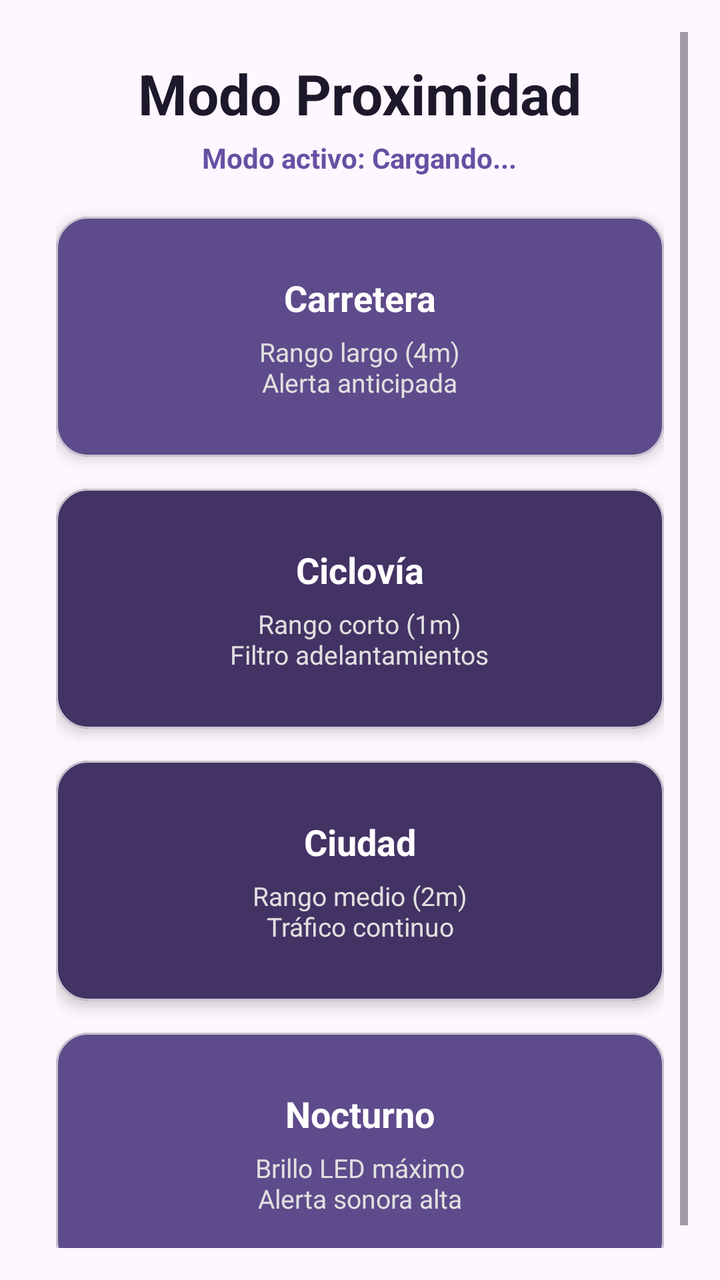
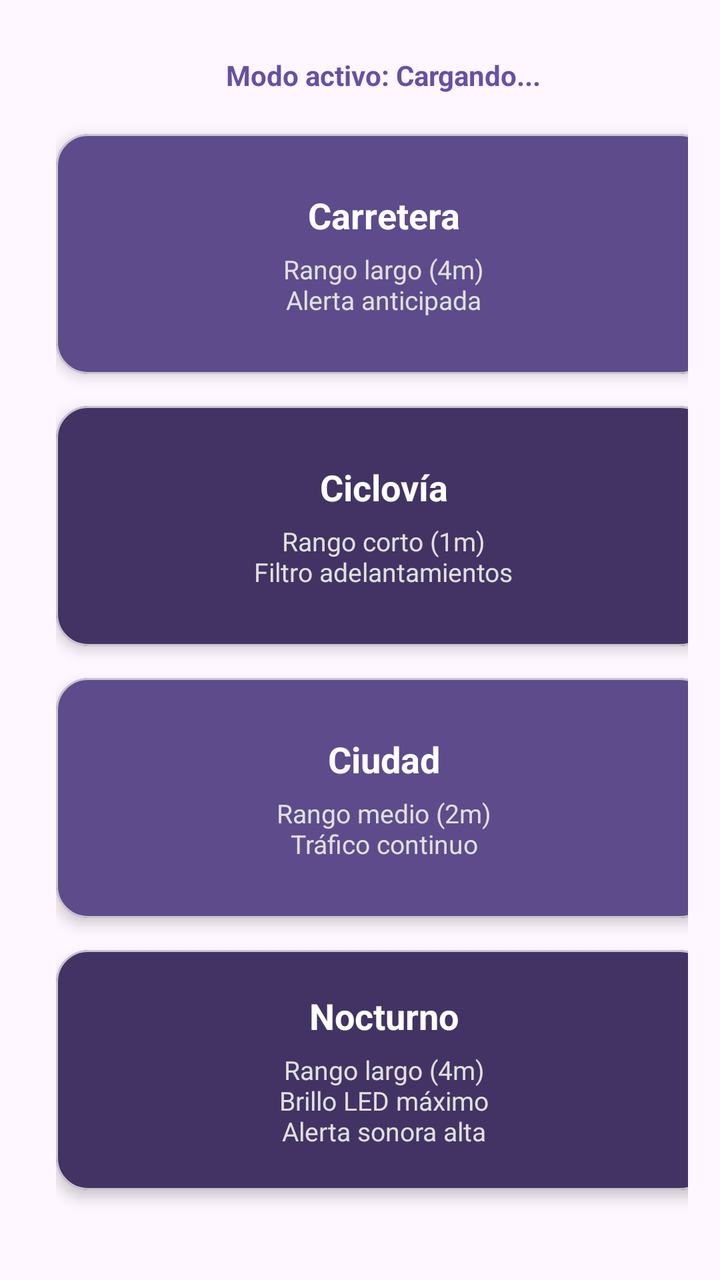

Before-and-after screenshots of an Android layout around one commit, followed by the original layout XML and the change that was made.
<!-- AndroidManifest.xml: application theme Theme.BikeLight -->
<!-- res/layout/fragment_modo_proximidad.xml -->
<?xml version="1.0" encoding="utf-8"?>
<ScrollView xmlns:android="http://schemas.android.com/apk/res/android"
    xmlns:app="http://schemas.android.com/apk/res-auto"
    android:layout_width="match_parent"
    android:layout_height="match_parent"
    android:fillViewport="true"
    android:padding="16dp">

    <LinearLayout
        android:layout_width="match_parent"
        android:layout_height="wrap_content"
        android:orientation="vertical"
        android:layout_margin="12dp">

        <TextView
            android:layout_width="wrap_content"
            android:layout_height="wrap_content"
            android:layout_gravity="center_horizontal"
            android:text="Modo Proximidad"
            android:textSize="28sp"
            android:textStyle="bold"
            android:textColor="@color/bikelight_text_dark"
            android:layout_marginBottom="4dp" />

        <TextView
            android:id="@+id/tvModoSeleccionado"
            android:layout_width="wrap_content"
            android:layout_height="wrap_content"
            android:layout_gravity="center_horizontal"
            android:text="Modo activo: Cargando..."
            android:textSize="14sp"
            android:textColor="@color/bikelight_primary"
            android:textStyle="bold"
            android:layout_marginBottom="20dp" />

        
        <com.google.android.material.card.MaterialCardView
            android:id="@+id/cardModoCarretera"
            android:layout_width="match_parent"
            android:layout_height="120dp"
            android:layout_marginBottom="16dp"
            app:cardCornerRadius="16dp"
            app:cardElevation="4dp"
            app:cardBackgroundColor="@color/bikelight_card">

            <LinearLayout
                android:layout_width="match_parent"
                android:layout_height="match_parent"
                android:gravity="center"
                android:orientation="vertical"
                android:padding="12dp">

                <TextView
                    android:layout_width="wrap_content"
                    android:layout_height="wrap_content"
                    android:text="Carretera"
                    android:textColor="@color/white"
                    android:textStyle="bold"
                    android:textSize="18sp" />

                <TextView
                    android:id="@+id/tvDescCarretera"
                    android:layout_width="wrap_content"
                    android:layout_height="wrap_content"
                    android:text="Rango largo (4m)\nAlerta anticipada"
                    android:textColor="#E0E0E0"
                    android:textSize="13sp"
                    android:gravity="center"
                    android:layout_marginTop="6dp" />
            </LinearLayout>
        </com.google.android.material.card.MaterialCardView>

        
        <com.google.android.material.card.MaterialCardView
            android:id="@+id/cardModoCiclovia"
            android:layout_width="match_parent"
            android:layout_height="120dp"
            android:layout_marginBottom="16dp"
            app:cardCornerRadius="16dp"
            app:cardElevation="4dp"
            app:cardBackgroundColor="@color/bikelight_card_dark">

            <LinearLayout
                android:layout_width="match_parent"
                android:layout_height="match_parent"
                android:gravity="center"
                android:orientation="vertical"
                android:padding="12dp">

                <TextView
                    android:layout_width="wrap_content"
                    android:layout_height="wrap_content"
                    android:text="Ciclovía"
                    android:textColor="@color/white"
                    android:textStyle="bold"
                    android:textSize="18sp" />

                <TextView
                    android:id="@+id/tvDescCiclovia"
                    android:layout_width="wrap_content"
                    android:layout_height="wrap_content"
                    android:text="Rango corto (1m)\nFiltro adelantamientos"
                    android:textColor="#E0E0E0"
                    android:textSize="13sp"
                    android:gravity="center"
                    android:layout_marginTop="6dp" />
            </LinearLayout>
        </com.google.android.material.card.MaterialCardView>

        
        <com.google.android.material.card.MaterialCardView
            android:id="@+id/cardModoCiudad"
            android:layout_width="match_parent"
            android:layout_height="120dp"
            android:layout_marginBottom="16dp"
            app:cardCornerRadius="16dp"
            app:cardElevation="4dp"
            app:cardBackgroundColor="@color/bikelight_card_dark">

            <LinearLayout
                android:layout_width="match_parent"
                android:layout_height="match_parent"
                android:gravity="center"
                android:orientation="vertical"
                android:padding="12dp">

                <TextView
                    android:layout_width="wrap_content"
                    android:layout_height="wrap_content"
                    android:text="Ciudad"
                    android:textColor="@color/white"
                    android:textStyle="bold"
                    android:textSize="18sp" />

                <TextView
                    android:id="@+id/tvDescCiudad"
                    android:layout_width="wrap_content"
                    android:layout_height="wrap_content"
                    android:text="Rango medio (2m)\nTráfico continuo"
                    android:textColor="#E0E0E0"
                    android:textSize="13sp"
                    android:gravity="center"
                    android:layout_marginTop="6dp" />
            </LinearLayout>
        </com.google.android.material.card.MaterialCardView>

        
        <com.google.android.material.card.MaterialCardView
            android:id="@+id/cardModoNocturno"
            android:layout_width="match_parent"
            android:layout_height="120dp"
            android:layout_marginBottom="16dp"
            app:cardCornerRadius="16dp"
            app:cardElevation="4dp"
            app:cardBackgroundColor="@color/bikelight_card">

            <LinearLayout
                android:layout_width="match_parent"
                android:layout_height="match_parent"
                android:gravity="center"
                android:orientation="vertical"
                android:padding="12dp">

                <TextView
                    android:layout_width="wrap_content"
                    android:layout_height="wrap_content"
                    android:text="Nocturno"
                    android:textColor="@color/white"
                    android:textStyle="bold"
                    android:textSize="18sp" />

                <TextView
                    android:id="@+id/tvDescNocturno"
                    android:layout_width="wrap_content"
                    android:layout_height="wrap_content"
                    android:text="Brillo LED máximo\nAlerta sonora alta"
                    android:textColor="#E0E0E0"
                    android:textSize="13sp"
                    android:gravity="center"
                    android:layout_marginTop="6dp" />
            </LinearLayout>
        </com.google.android.material.card.MaterialCardView>

    </LinearLayout>
</ScrollView>
<!-- resources referenced by this layout -->
<resources>
  <color name="bikelight_card">#5E4B8B</color>
  <color name="bikelight_card_dark">#433364</color>
  <color name="bikelight_primary">#6750A4</color>
  <color name="bikelight_text_dark">#1D192B</color>
  <color name="white">#FFFFFF</color>
  <style name="Theme.BikeLight" parent="Base.Theme.BikeLight" />
  <style name="Base.Theme.BikeLight" parent="Theme.Material3.DayNight.NoActionBar">
          
          
      </style>
</resources>

<!-- the commit's change to res/layout/fragment_modo_proximidad.xml (unified diff, before → after) -->
@@ -11,16 +11,6 @@
         android:layout_height="wrap_content"
         android:orientation="vertical"
         android:layout_margin="12dp">
-
-        <TextView
-            android:layout_width="wrap_content"
-            android:layout_height="wrap_content"
-            android:layout_gravity="center_horizontal"
-            android:text="Modo Proximidad"
-            android:textSize="28sp"
-            android:textStyle="bold"
-            android:textColor="@color/bikelight_text_dark"
-            android:layout_marginBottom="4dp" />
 
         <TextView
             android:id="@+id/tvModoSeleccionado"
@@ -115,7 +105,7 @@
             android:layout_marginBottom="16dp"
             app:cardCornerRadius="16dp"
             app:cardElevation="4dp"
-            app:cardBackgroundColor="@color/bikelight_card_dark">
+            app:cardBackgroundColor="@color/bikelight_card">
 
             <LinearLayout
                 android:layout_width="match_parent"
@@ -152,7 +142,7 @@
             android:layout_marginBottom="16dp"
             app:cardCornerRadius="16dp"
             app:cardElevation="4dp"
-            app:cardBackgroundColor="@color/bikelight_card">
+            app:cardBackgroundColor="@color/bikelight_card_dark">
 
             <LinearLayout
                 android:layout_width="match_parent"
@@ -173,7 +163,7 @@
                     android:id="@+id/tvDescNocturno"
                     android:layout_width="wrap_content"
                     android:layout_height="wrap_content"
-                    android:text="Brillo LED máximo\nAlerta sonora alta"
+                    android:text="Rango largo (4m)\nBrillo LED máximo\nAlerta sonora alta"
                     android:textColor="#E0E0E0"
                     android:textSize="13sp"
                     android:gravity="center"
<!-- resource entries referenced after the edit -->
@@ -3,7 +3,6 @@
   <color name="bikelight_card">#5E4B8B</color>
   <color name="bikelight_card_dark">#433364</color>
   <color name="bikelight_primary">#6750A4</color>
-  <color name="bikelight_text_dark">#1D192B</color>
   <color name="white">#FFFFFF</color>
   <style name="Theme.BikeLight" parent="Base.Theme.BikeLight" />
   <style name="Base.Theme.BikeLight" parent="Theme.Material3.DayNight.NoActionBar">
